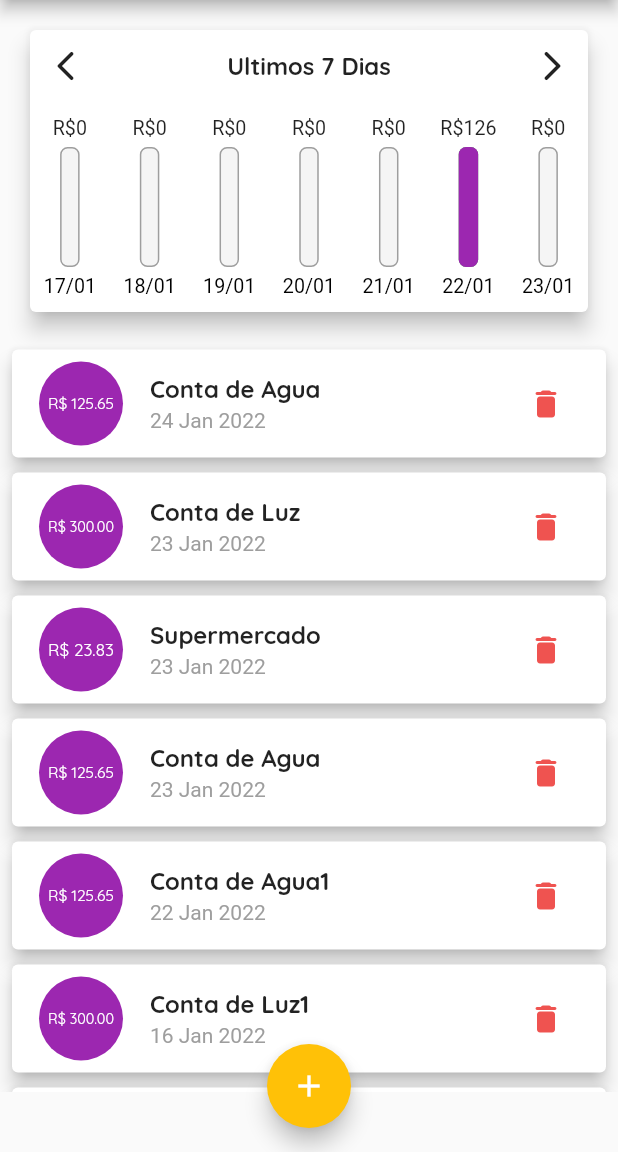
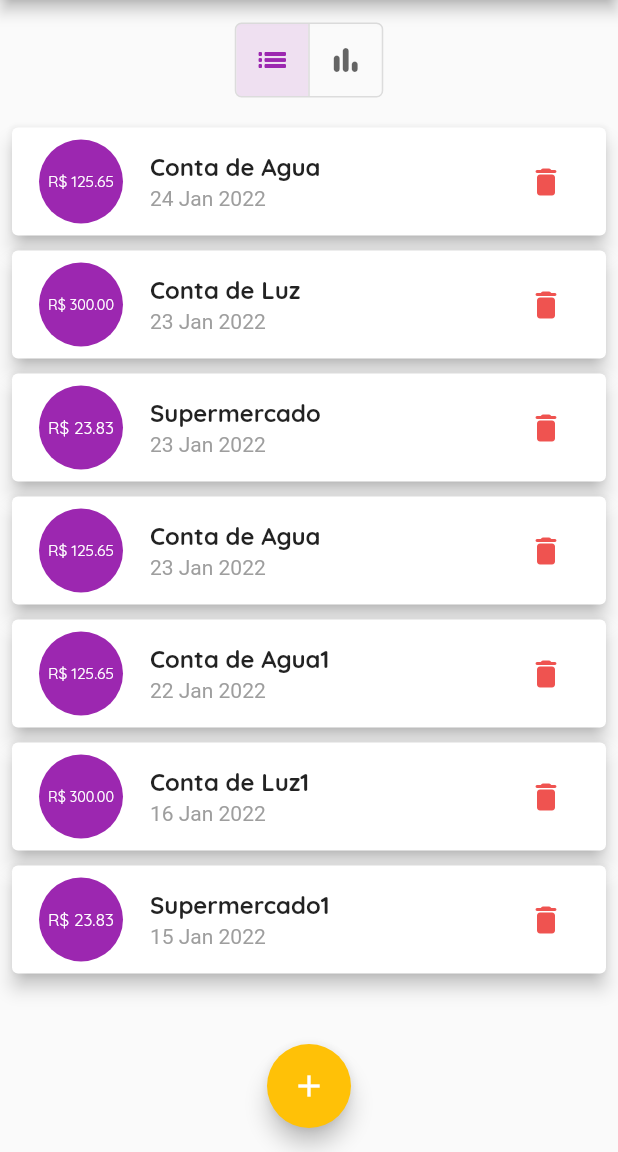
Before and after one commit to GuilhermePalma/Control_Expenses, a Flutter app: the screen it shows after launch, on a phone screen of 412 x 824 dp, the part 84-1236 px from its top. Run offline on Flutter 3.47's test engine with Material 2 defaults, Android fonts, the phone set to English and light mode, and no system bars.

Commit message:
Feature: New Layout

```diff
--- a/lib/components/transaction_list.dart
+++ b/lib/components/transaction_list.dart
@@ -10,9 +10,7 @@ class TransactionList extends StatelessWidget {
 
   @override
   Widget build(BuildContext context) {
-    return SizedBox(
-      height: 500,
-      child: transactiontions.isEmpty
+    return transactiontions.isEmpty
         ? Column(
             children: <Widget>[
               Text(
@@ -72,7 +70,6 @@ class TransactionList extends StatelessWidget {
                 ),
               );
             },
-            ),
           );
   }
 }
--- a/lib/main.dart
+++ b/lib/main.dart
@@ -173,13 +173,14 @@ class _MyHomePageState extends State<MyHomePage> {
     setState(() => _quantityDays);
   }
 
+  final List<bool> isSelected = <bool>[true, false];
+
   @override
   Widget build(BuildContext context) {
     // Organiza a Lista de Transações pelas Datas de forma Decrescente
     transactionList.sort((a, b) => b.date.compareTo(a.date));
 
-    return Scaffold(
-      appBar: AppBar(
+    final _appBarLayout = AppBar(
       actions: <Widget>[
         IconButton(
           onPressed: () => _openTransactionForm(context),
@@ -187,19 +188,56 @@ class _MyHomePageState extends State<MyHomePage> {
         )
       ],
       title: const Text("Controle de Despesas"),
-      ),
+    );
+
+    // Obtem o Tamanho Disponivel para a List Ocupar
+    final disponableHeight = MediaQuery.of(context).size.height -
+        _appBarLayout.preferredSize.height -
+        MediaQuery.of(context).padding.top;
+
+    return Scaffold(
+      appBar: _appBarLayout,
       body: SingleChildScrollView(
         child: Column(
-          crossAxisAlignment: CrossAxisAlignment.stretch,
           children: [
-            Chart(
+            Padding(
+              padding: const EdgeInsets.symmetric(vertical: 15),
+              child: ToggleButtons(
+                color: Colors.black.withOpacity(0.60),
+                borderRadius: BorderRadius.circular(4.0),
+                isSelected: isSelected,
+                onPressed: (index) {
+                  setState(() {
+                    // Tira a Seleção dos Itens Selecionados
+                    if (isSelected.contains(true)) {
+                      int indexItem = isSelected.indexOf(true);
+                      isSelected[indexItem] = false;
+                    }
+
+                    // Seleciona o Item que foi Clicado
+                    isSelected[index] = true;
+                  });
+                },
+                children: const [
+                  Icon(Icons.list_sharp),
+                  Icon(Icons.bar_chart_rounded),
+                ],
+              ),
+            ),
+            // Obtem a Primeira Posição (Exibir Lista)
+            isSelected.elementAt(0)
+                ? SizedBox(
+                    height: disponableHeight * 0.856,
+                    child: TransactionList(
+                      transactiontions: transactionList,
+                      onDelete: _deleteTransaction,
+                    ),
+                  )
+                : Chart(
                     listTransactions: lastWeekTransactions(_quantityDays),
                     quantityDays: _quantityDays,
                     changeWindow: _changeWindow,
                   ),
-            TransactionList(
-                transactiontions: transactionList,
-                onDelete: _deleteTransaction),
           ],
         ),
       ),
```
Lines whose indentation alone changed are shown as unchanged.
